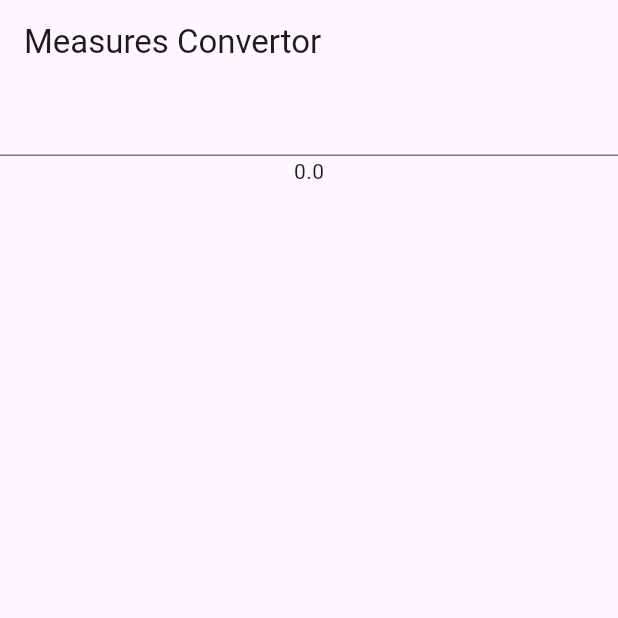
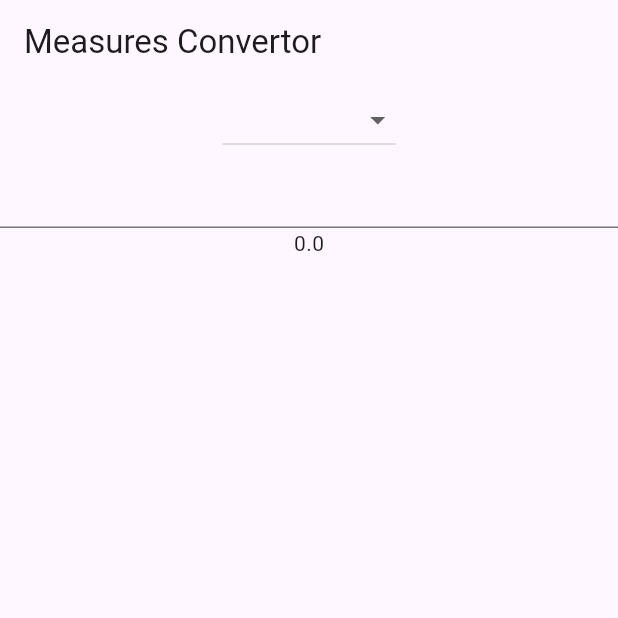
Before and after one commit to pilaabo/unit_converter, a Flutter app: the screen it shows after launch, on a phone screen of 412 x 824 dp, the top half of it. Run offline on Flutter 3.47's test engine with Material 3 defaults, Android fonts, the phone set to English and light mode, and no system bars.

Commit message:
Creating a DropdownButton widget

```diff
--- a/lib/main.dart
+++ b/lib/main.dart
@@ -9,6 +9,16 @@ class MyApp extends StatefulWidget {
 
 class MyAppState extends State<MyApp> {
   late double _numberForm;
+  final List<String> _measures = [
+    'meters',
+    'kilometers',
+    'grams',
+    'kilograms',
+    'feet',
+    'miles',
+    'pounds (lbs)',
+    'ounces',
+  ];
 
   @override
   void initState() {
@@ -26,6 +36,13 @@ class MyAppState extends State<MyApp> {
         body: Center(
           child: Column(
             children: [
+              DropdownButton<String>(
+                items: _measures
+                    .map((value) =>
+                        DropdownMenuItem<String>(value: value, child: Text(value)))
+                    .toList(),
+                onChanged: (_) {},
+              ),
               TextField(
                 onChanged: (text) {
                   var rv = double.tryParse(text);
```
